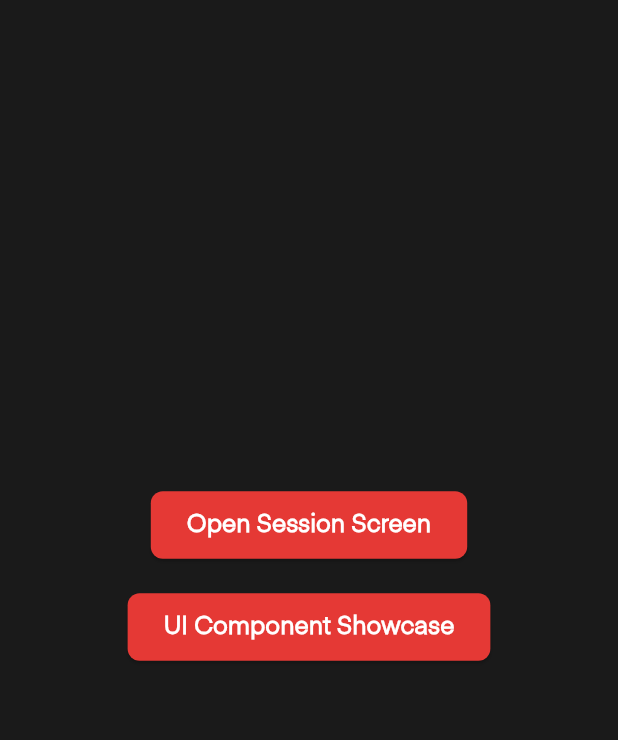
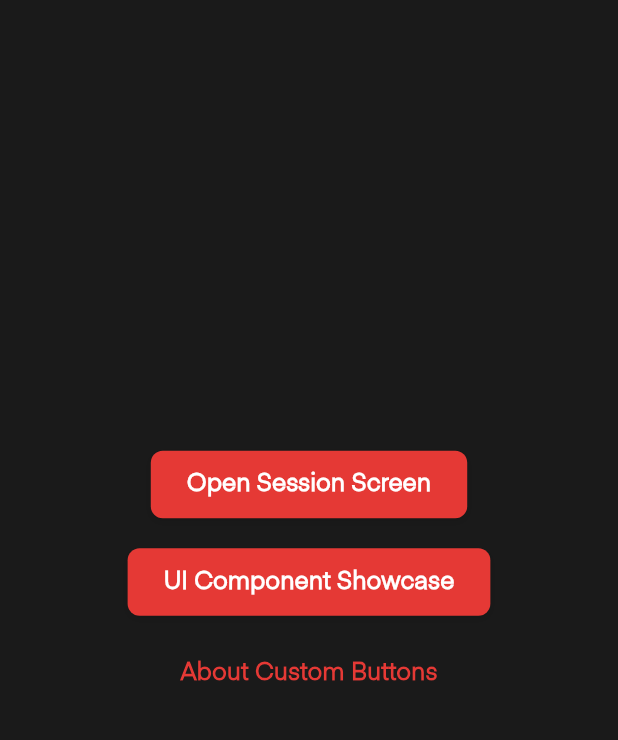
Before and after one commit to fyaishar/workvibe-final, a Flutter app: the screen it shows after launch, on a phone screen of 412 x 824 dp, the part 84-824 px from its top. Run offline on Flutter 3.47's test engine with Material 3 defaults, Android fonts, the phone set to English and light mode, and no system bars; our stand-ins replace flutter_riverpod, freezed_annotation, riverpod_annotation, supabase_flutter; accounts and stored records are empty; generated files the repository leaves out were written again.

Commit message:
fixed some ui and navigation stuff

```diff
--- a/lib/app/theme/colors.dart
+++ b/lib/app/theme/colors.dart
@@ -24,6 +24,10 @@ class AppColors {
   static const Color breakText = Color(0xFFDDDDDD);
   static const Color idle = Color(0xFF444444); // Even more dimmed for idle
   static const Color idleText = Color(0xFF999999);
+
+  // Custom button states
+  static const Color inactive = Color(0xFF444444); // For disabled buttons
+  static const Color inactiveText = Color(0xFF777777); // Text color for disabled buttons
 
   // Border thickness level colors (can be the same but with different opacity)
   static const Color borderLevel1 = Color(0xFF3A3A3A); // 5 minutes
@@ -57,7 +61,7 @@ class UsernameColors {
   static const Color blue = Color(0xFF3E95FF);
   static const Color green = Color(0xFF26D07C);
   static const Color purple = Color(0xFFB264F8);
-  static const Color orange = Color(0xFFFF8C38);
+  static const Color orange = Color(0xFF8C38FF);
   static const Color yellow = Color(0xFFFFD02F);
   static const Color pink = Color(0xFFFF6B9E);
 
--- a/lib/app/theme/theme.dart
+++ b/lib/app/theme/theme.dart
@@ -3,6 +3,7 @@ import 'package:flutter/material.dart';
 import 'colors.dart';
 import 'text_styles.dart';
 import 'spacing.dart';
+import 'transitions.dart'; // Import our custom transitions
 
 /// Main theme configuration for the application.
 /// The dark theme is mandatory per PRD requirements.
@@ -27,6 +28,17 @@ class AppTheme {
         bodySmall: TextStyles.username,
         titleMedium: TextStyles.sectionHeader,
         labelLarge: TextStyles.buttonText,
+      ),
+      // Add custom page transitions to remove Material's sliding animations
+      pageTransitionsTheme: const PageTransitionsTheme(
+        builders: {
+          TargetPlatform.android: FadeTransitionBuilder(),
+          TargetPlatform.iOS: FadeTransitionBuilder(),
+          TargetPlatform.macOS: FadeTransitionBuilder(),
+          TargetPlatform.windows: FadeTransitionBuilder(),
+          TargetPlatform.linux: FadeTransitionBuilder(),
+          TargetPlatform.fuchsia: FadeTransitionBuilder(),
+        },
       ),
       inputDecorationTheme: InputDecorationTheme(
         filled: true,
@@ -98,6 +110,17 @@ class AppTheme {
         error: AppColors.error,
       ),
       canvasColor: Colors.white,
+      // Add the same custom page transitions to the light theme
+      pageTransitionsTheme: const PageTransitionsTheme(
+        builders: {
+          TargetPlatform.android: FadeTransitionBuilder(),
+          TargetPlatform.iOS: FadeTransitionBuilder(),
+          TargetPlatform.macOS: FadeTransitionBuilder(),
+          TargetPlatform.windows: FadeTransitionBuilder(),
+          TargetPlatform.linux: FadeTransitionBuilder(),
+          TargetPlatform.fuchsia: FadeTransitionBuilder(),
+        },
+      ),
       // The rest is similar to dark theme but with adjusted colors
       // As per PRD, dark theme is the main focus, so this is simplified
     );
--- /dev/null
+++ b/lib/app/theme/transitions.dart
@@ -0,0 +1,36 @@
+import 'package:flutter/material.dart';
+
+/// A fade transition builder that replaces the default Material slide transitions
+class FadeTransitionBuilder extends PageTransitionsBuilder {
+  const FadeTransitionBuilder();
+
+  @override
+  Widget buildTransitions<T>(
+    PageRoute<T> route,
+    BuildContext context,
+    Animation<double> animation,
+    Animation<double> secondaryAnimation,
+    Widget child,
+  ) {
+    return FadeTransition(
+      opacity: animation,
+      child: child,
+    );
+  }
+}
+
+/// A transition builder that has no animation effect (immediate transition)
+class NoTransitionsBuilder extends PageTransitionsBuilder {
+  const NoTransitionsBuilder();
+
+  @override
+  Widget buildTransitions<T>(
+    PageRoute<T> route,
+    BuildContext context,
+    Animation<double> animation,
+    Animation<double> secondaryAnimation,
+    Widget child,
+  ) {
+    return child;
+  }
+}
--- a/lib/main.dart
+++ b/lib/main.dart
@@ -14,6 +14,7 @@ import 'shared/widgets/showcase/showcase_screen.dart';
 import 'app/theme/theme.dart';
 import 'app/theme/colors.dart';
 import 'features/session/presentation/session_screen.dart';
+import 'shared/widgets/buttons.dart'; // Import our custom buttons
 
 // Global logging service instance for use in error handling.
 final LoggingService _logger = LoggingService();
@@ -156,18 +157,41 @@ class HomeScreen extends StatelessWidget {
         child: Column(
           mainAxisAlignment: MainAxisAlignment.center,
           children: [
-            ElevatedButton(
+            // Use our custom button instead of ElevatedButton
+            CustomButton(
               onPressed: () {
                 Navigator.pushNamed(context, '/session');
               },
               child: const Text('Open Session Screen'),
             ),
             const SizedBox(height: 20),
-            ElevatedButton(
+            // Use our custom button instead of ElevatedButton
+            CustomButton(
               onPressed: () {
                 Navigator.pushNamed(context, '/showcase');
               },
               child: const Text('UI Component Showcase'),
+            ),
+            const SizedBox(height: 20),
+            // Add a text button example
+            CustomTextButton(
+              onPressed: () {
+                // Show a simple dialog
+                showDialog(
+                  context: context,
+                  builder: (context) => AlertDialog(
+                    title: const Text('Custom Buttons'),
+                    content: const Text('All Material Design ripple effects have been removed!'),
+                    actions: [
+                      CustomButton(
+                        onPressed: () => Navigator.pop(context),
+                        child: const Text('Close'),
+                      ),
+                    ],
+                  ),
+                );
+              },
+              child: const Text('About Custom Buttons'),
             ),
           ],
         ),
--- /dev/null
+++ b/lib/shared/widgets/buttons.dart
@@ -0,0 +1,258 @@
+import 'package:flutter/material.dart';
+import '../../app/theme/colors.dart';
+import '../../app/theme/text_styles.dart';
+import '../../app/theme/spacing.dart';
+
+/// A custom button that replaces Material's ElevatedButton without ripple effects
+class CustomButton extends StatefulWidget {
+  final VoidCallback onPressed;
+  final Widget child;
+  final Color? backgroundColor;
+  final Color? textColor;
+  final EdgeInsetsGeometry? padding;
+  final bool isLoading;
+  final bool isDisabled;
+
+  const CustomButton({
+    Key? key,
+    required this.onPressed,
+    required this.child,
+    this.backgroundColor,
+    this.textColor,
+    this.padding,
+    this.isLoading = false,
+    this.isDisabled = false,
+  }) : super(key: key);
+
+  @override
+  State<CustomButton> createState() => _CustomButtonState();
+}
+
+class _CustomButtonState extends State<CustomButton> {
+  bool _isHovered = false;
+  bool _isPressed = false;
+
+  @override
+  Widget build(BuildContext context) {
+    final effectiveBackgroundColor = widget.isDisabled
+        ? AppColors.inactive
+        : widget.backgroundColor ?? AppColors.active;
+
+    final effectiveTextColor = widget.isDisabled
+        ? AppColors.inactiveText
+        : widget.textColor ?? AppColors.primaryText;
+
+    return MouseRegion(
+      cursor: widget.isDisabled
+          ? SystemMouseCursors.forbidden
+          : SystemMouseCursors.click,
+      onEnter: (_) => setState(() => _isHovered = true),
+      onExit: (_) => setState(() => _isHovered = false),
+      child: GestureDetector(
+        onTapDown: widget.isDisabled ? null : (_) => setState(() => _isPressed = true),
+        onTapUp: widget.isDisabled ? null : (_) => setState(() => _isPressed = false),
+        onTapCancel: widget.isDisabled ? null : () => setState(() => _isPressed = false),
+        onTap: widget.isDisabled ? null : widget.onPressed,
+        child: AnimatedContainer(
+          duration: const Duration(milliseconds: 100),
+          padding: widget.padding ?? const EdgeInsets.symmetric(vertical: 12, horizontal: 24),
+          decoration: BoxDecoration(
+            color: _getBackgroundColor(effectiveBackgroundColor),
+            borderRadius: BorderRadius.circular(Spacing.borderRadius),
+            // Optional subtle shadow instead of Material elevation
+            boxShadow: _isPressed ? [] : [
+              BoxShadow(
+                color: Colors.black.withOpacity(0.1),
+                offset: const Offset(0, 2),
+                blurRadius: 4,
+              ),
+            ],
+          ),
+          child: widget.isLoading
+              ? SizedBox(
+                  height: 20,
+                  width: 20,
+                  child: CircularProgressIndicator(
+                    strokeWidth: 2,
+                    valueColor: AlwaysStoppedAnimation<Color>(effectiveTextColor),
+                  ),
+                )
+              : DefaultTextStyle(
+                  style: TextStyles.buttonText.copyWith(color: effectiveTextColor),
+                  child: widget.child,
+                ),
+        ),
+      ),
+    );
+  }
+
+  Color _getBackgroundColor(Color baseColor) {
+    if (widget.isDisabled) return baseColor;
+    if (_isPressed) return _darken(baseColor, 0.15);
+    if (_isHovered) return _lighten(baseColor, 0.05);
+    return baseColor;
+  }
+
+  Color _lighten(Color color, double amount) {
+    final hsl = HSLColor.fromColor(color);
+    return hsl.withLightness((hsl.lightness + amount).clamp(0.0, 1.0)).toColor();
+  }
+
+  Color _darken(Color color, double amount) {
+    final hsl = HSLColor.fromColor(color);
+    return hsl.withLightness((hsl.lightness - amount).clamp(0.0, 1.0)).toColor();
+  }
+}
+
+/// A custom text button that replaces Material's TextButton without ripple effects
+class CustomTextButton extends StatefulWidget {
+  final VoidCallback onPressed;
+  final Widget child;
+  final Color? textColor;
+  final bool isDisabled;
+
+  const CustomTextButton({
+    Key? key,
+    required this.onPressed,
+    required this.child,
+    this.textColor,
+    this.isDisabled = false,
+  }) : super(key: key);
+
+  @override
+  State<CustomTextButton> createState() => _CustomTextButtonState();
+}
+
+class _CustomTextButtonState extends State<CustomTextButton> {
+  bool _isHovered = false;
+  bool _isPressed = false;
+
+  @override
+  Widget build(BuildContext context) {
+    final effectiveTextColor = widget.isDisabled
+        ? AppColors.inactiveText
+        : widget.textColor ?? AppColors.active;
+
+    return MouseRegion(
+      cursor: widget.isDisabled
+          ? SystemMouseCursors.forbidden
+          : SystemMouseCursors.click,
+      onEnter: (_) => setState(() => _isHovered = true),
+      onExit: (_) => setState(() => _isHovered = false),
+      child: GestureDetector(
+        onTapDown: widget.isDisabled ? null : (_) => setState(() => _isPressed = true),
+        onTapUp: widget.isDisabled ? null : (_) => setState(() => _isPressed = false),
+        onTapCancel: widget.isDisabled ? null : () => setState(() => _isPressed = false),
+        onTap: widget.isDisabled ? null : widget.onPressed,
+        child: Padding(
+          padding: const EdgeInsets.symmetric(vertical: 8, horizontal: 16),
+          child: DefaultTextStyle(
+            style: TextStyles.buttonText.copyWith(
+              color: _getTextColor(effectiveTextColor),
+              decoration: _isHovered && !widget.isDisabled ? TextDecoration.underline : TextDecoration.none,
+            ),
+            child: widget.child,
+          ),
+        ),
+      ),
+    );
+  }
+
+  Color _getTextColor(Color baseColor) {
+    if (widget.isDisabled) return baseColor;
+    if (_isPressed) return _darken(baseColor, 0.15);
+    if (_isHovered) return _lighten(baseColor, 0.1);
+    return baseColor;
+  }
+
+  Color _lighten(Color color, double amount) {
+    final hsl = HSLColor.fromColor(color);
+    return hsl.withLightness((hsl.lightness + amount).clamp(0.0, 1.0)).toColor();
+  }
+
+  Color _darken(Color color, double amount) {
+    final hsl = HSLColor.fromColor(color);
+    return hsl.withLightness((hsl.lightness - amount).clamp(0.0, 1.0)).toColor();
+  }
+}
+
+/// A custom icon button that replaces Material's IconButton without ripple effects
+class CustomIconButton extends StatefulWidget {
+  final VoidCallback onPressed;
+  final Widget icon;
+  final Color? iconColor;
+  final double size;
+  final bool isDisabled;
+
+  const CustomIconButton({
+    Key? key,
+    required this.onPressed,
+    required this.icon,
+    this.iconColor,
+    this.size = 24,
+    this.isDisabled = false,
+  }) : super(key: key);
+
+  @override
+  State<CustomIconButton> createState() => _CustomIconButtonState();
+}
+
+class _CustomIconButtonState extends State<CustomIconButton> {
+  bool _isHovered = false;
+  bool _isPressed = false;
+
+  @override
+  Widget build(BuildContext context) {
+    final effectiveIconColor = widget.isDisabled
+        ? AppColors.inactiveText
+        : widget.iconColor ?? AppColors.active;
+
+    return MouseRegion(
+      cursor: widget.isDisabled
+          ? SystemMouseCursors.forbidden
+          : SystemMouseCursors.click,
+      onEnter: (_) => setState(() => _isHovered = true),
+      onExit: (_) => setState(() => _isHovered = false),
+      child: GestureDetector(
+        onTapDown: widget.isDisabled ? null : (_) => setState(() => _isPressed = true),
+        onTapUp: widget.isDisabled ? null : (_) => setState(() => _isPressed = false),
+        onTapCancel: widget.isDisabled ? null : () => setState(() => _isPressed = false),
+        onTap: widget.isDisabled ? null : widget.onPressed,
+        child: AnimatedContainer(
+          duration: const Duration(milliseconds: 100),
+          padding: const EdgeInsets.all(8),
+          decoration: BoxDecoration(
+            color: _isHovered && !widget.isDisabled
+                ? effectiveIconColor.withOpacity(0.1)
+                : Colors.transparent,
+            borderRadius: BorderRadius.circular(Spacing.borderRadius),
+          ),
+          child: IconTheme(
+            data: IconThemeData(
+              color: _getIconColor(effectiveIconColor),
+              size: widget.size,
+            ),
+            child: widget.icon,
+          ),
+        ),
+      ),
+    );
+  }
+
+  Color _getIconColor(Color baseColor) {
+    if (widget.isDisabled) return baseColor;
+    if (_isPressed) return _darken(baseColor, 0.15);
+    if (_isHovered) return _lighten(baseColor, 0.1);
+    return baseColor;
+  }
+
+  Color _lighten(Color color, double amount) {
+    final hsl = HSLColor.fromColor(color);
+    return hsl.withLightness((hsl.lightness + amount).clamp(0.0, 1.0)).toColor();
+  }
+
+  Color _darken(Color color, double amount) {
+    final hsl = HSLColor.fromColor(color);
+    return hsl.withLightness((hsl.lightness - amount).clamp(0.0, 1.0)).toColor();
+  }
+}
```
